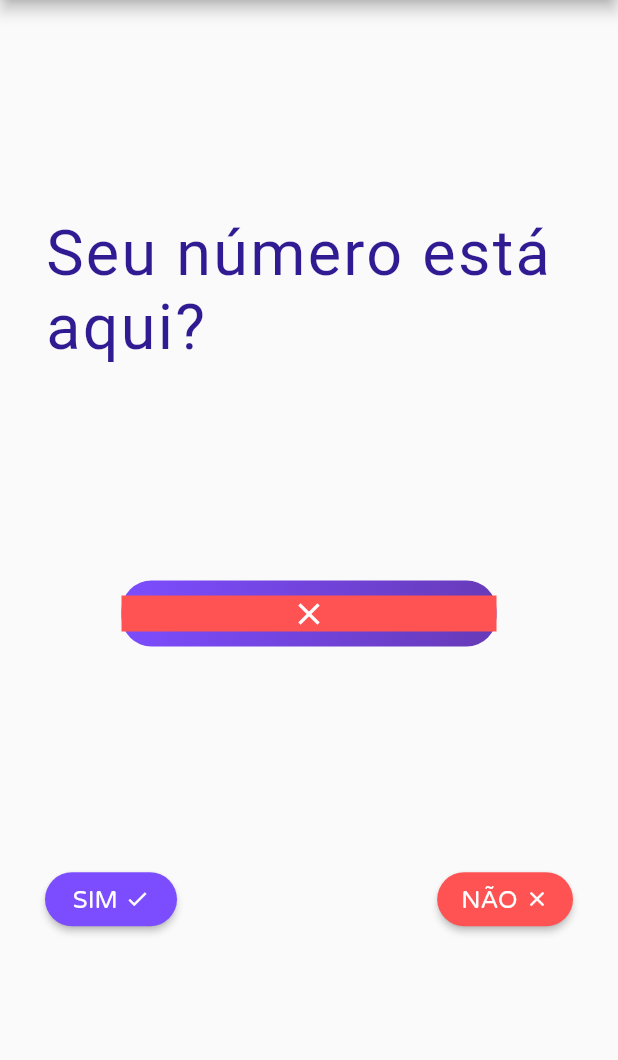
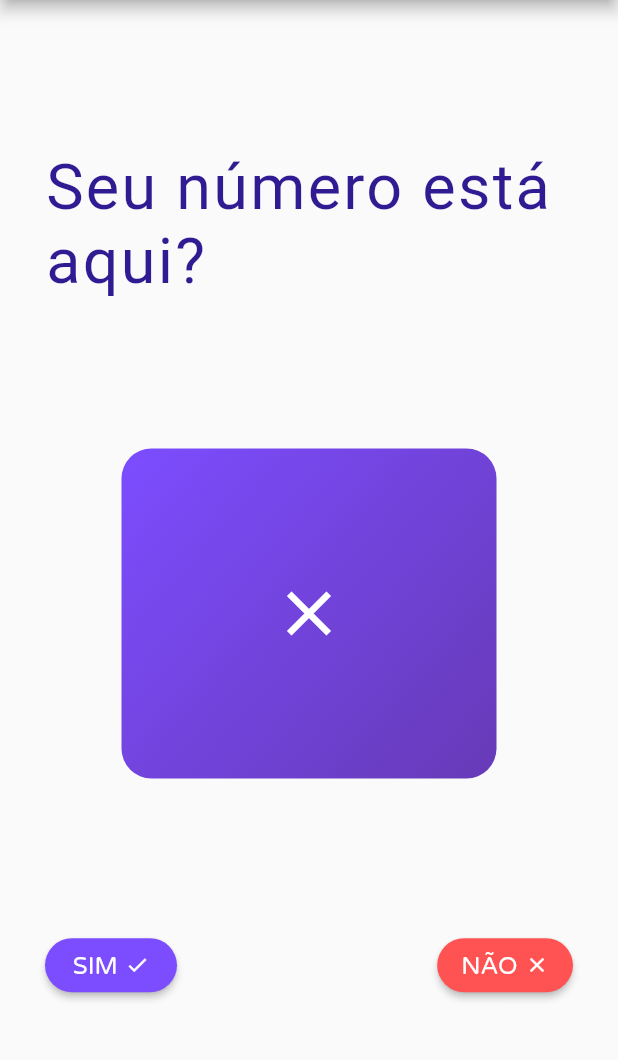
Before and after one commit to pedrolacerda81/magic_numbers, a Flutter app: the Play screen opened directly, after a tap on "OK!", on a phone screen of 412 x 824 dp, the part 84-1144 px from its top. Run offline on Flutter 3.47's test engine with Material 2 defaults, Android fonts, the light colour scheme and no system bars; our stand-ins replace bloc, equatable, flutter_bloc; Roboto replaces fonts that are missing (RugeBoogie).

Commit message:
Fix issues on play bloc and screen flow

```diff
--- a/lib/src/bloc/magic-numbers/magic_numbers_state.dart
+++ b/lib/src/bloc/magic-numbers/magic_numbers_state.dart
@@ -7,7 +7,7 @@
 class MagicNumbersInitial extends MagicNumbersState {
   @override
   List<int> get props {
-    final int card = Random().nextInt(5);
+    final int card = Random().nextInt(6);
     switch (card) {
       case 0:
         return Card.zero;
--- a/lib/src/screens/play/play.dart
+++ b/lib/src/screens/play/play.dart
@@ -146,18 +146,19 @@
                     }
                     //TODO: add the cards flow HERE...
                     if(state is MagicNumbersPlayingState) {
-                      Container(
-                        color: Colors.redAccent,
+                      return Container(
                         width: 250.0,
+                        height: 200.0,
                         child: Center(
                           child: Icon(
                             Icons.close, color: Colors.white, size: 50.0,),
-                        ),
+                        )
                       );
                     }
                     return Container(
                       color: Colors.redAccent,
                       width: 250.0,
+                      height: 200.0,
                       child: Center(
                         child: Icon(Icons.close, color: Colors.white),
                       ),
```
